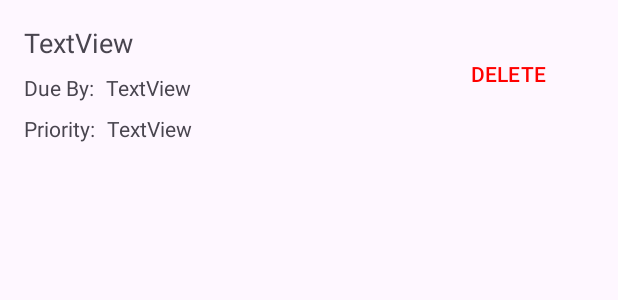
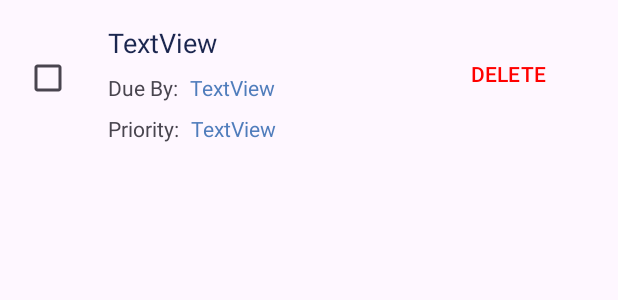
Before and after one commit to chonkyappa/ToDoList, an Android app: the layout list_item.xml on its own in the app's theme, with its tools: preview values and no code run, on a phone screen of 412 x 824 dp. Shown: the top 300 px of the screen. Run offline under Robolectric (Android 15) with nearby library versions, the phone set to English and light mode, and no system bars.

Commit message:
added a checkbox checking it makes the text grey, meaning you've completed the task! unchecking it makes the text regular
it also saved in the db!

```diff
--- a/app/src/main/java/sunny/todolist/ListDBHelper.java
+++ b/app/src/main/java/sunny/todolist/ListDBHelper.java
@@ -14,7 +14,7 @@ public class ListDBHelper extends SQLiteOpenHelper {
     private static final String CREATE_TABLE_LIST =
             "create table list (taskID integer primary key autoincrement, "
                     + "subject text not null, description text, "
-                    + "dueDate text, priority text, isCompleted text);";
+                    + "dueDate text, priority text, isCompleted boolean default false);";
 
     public ListDBHelper(Context context) {
         super(context, DATABASE_NAME, null, DATABASE_VERSION);
--- a/app/src/main/java/sunny/todolist/ListDataSource.java
+++ b/app/src/main/java/sunny/todolist/ListDataSource.java
@@ -61,7 +61,7 @@ public class ListDataSource {
             initialValues.put("dueDate", String.valueOf(t.getDueDate().getTimeInMillis()));
             initialValues.put("priority", t.getPriority());
             if (t.isCompleted() == false)
-                initialValues.put("isCompleted", "false");
+                initialValues.put("isCompleted", false);
             else
                 initialValues.put("isCompleted", true);
             didSucceed = database.insert("list", null, initialValues) > 0;
@@ -82,7 +82,7 @@ public class ListDataSource {
             updateValues.put("dueDate", String.valueOf(t.getDueDate().getTimeInMillis()));
             updateValues.put("priority", t.getPriority());
             if (t.isCompleted() == false)
-                updateValues.put("isCompleted", "false");
+                updateValues.put("isCompleted", false);
             else
                 updateValues.put("isCompleted", true);
             didSucceed = database.update("list", updateValues, "taskID=" + rowId, null) > 0;
--- a/app/src/main/res/layout/list_item.xml
+++ b/app/src/main/res/layout/list_item.xml
@@ -13,8 +13,9 @@
         android:layout_marginStart="16dp"
         android:layout_marginTop="16dp"
         android:text="TextView"
+        android:textColor="@color/blue_theme"
         android:textSize="@dimen/text_size_medium"
-        app:layout_constraintStart_toStartOf="parent"
+        app:layout_constraintStart_toEndOf="@+id/checkBox"
         app:layout_constraintTop_toTopOf="parent" />
 
     <TextView
@@ -24,7 +25,7 @@
         android:layout_marginStart="16dp"
         android:layout_marginTop="8dp"
         android:text="Due By:"
-        app:layout_constraintStart_toStartOf="parent"
+        app:layout_constraintStart_toEndOf="@+id/checkBox"
         app:layout_constraintTop_toBottomOf="@+id/textSubject" />
 
     <TextView
@@ -36,8 +37,9 @@
         android:layout_marginBottom="8dp"
         android:text="Priority:"
         app:layout_constraintBottom_toBottomOf="parent"
-        app:layout_constraintStart_toStartOf="parent"
-        app:layout_constraintTop_toBottomOf="@+id/textViewDueBy" />
+        app:layout_constraintStart_toEndOf="@id/checkBox"
+        app:layout_constraintTop_toBottomOf="@+id/textViewDueBy"
+        app:layout_constraintVertical_bias="1.0" />
 
     <TextView
         android:id="@+id/textPriority"
@@ -47,6 +49,7 @@
         android:layout_marginTop="8dp"
         android:layout_marginBottom="8dp"
         android:text="TextView"
+        android:textColor="@color/navbar_background"
         app:layout_constraintBottom_toBottomOf="parent"
         app:layout_constraintStart_toEndOf="@+id/textViewPriority"
         app:layout_constraintTop_toBottomOf="@+id/textDueDate" />
@@ -57,6 +60,7 @@
         android:layout_height="wrap_content"
         android:layout_marginStart="8dp"
         android:text="TextView"
+        android:textColor="@color/navbar_background"
         app:layout_constraintBaseline_toBaselineOf="@id/textViewDueBy"
         app:layout_constraintStart_toEndOf="@+id/textViewDueBy"
         app:layout_constraintTop_toBottomOf="@id/textSubject" />
@@ -74,4 +78,13 @@
         app:layout_constraintBottom_toBottomOf="parent"
         app:layout_constraintEnd_toEndOf="parent"
         app:layout_constraintTop_toTopOf="parent" />
+
+    <CheckBox
+        android:id="@+id/checkBox"
+        android:layout_width="wrap_content"
+        android:layout_height="wrap_content"
+        android:layout_marginStart="8dp"
+        android:layout_marginTop="28dp"
+        app:layout_constraintStart_toStartOf="parent"
+        app:layout_constraintTop_toTopOf="parent" />
 </androidx.constraintlayout.widget.ConstraintLayout>
--- a/app/src/main/res/values/colors.xml
+++ b/app/src/main/res/values/colors.xml
@@ -9,4 +9,5 @@
     <color name="background_main_activity">#f5f3f5</color>
     <color name="toggle_button">#dae3e5</color>
     <color name="system_red">#FF0000</color>
+    <color name="grey">#808080</color>
 </resources>
```
Also changed, not shown: app/src/main/java/sunny/todolist/TaskAdapter.java (+37 -0 lines).
